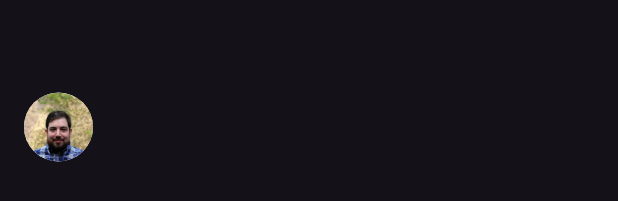
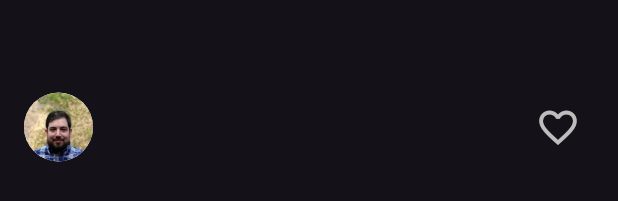
Before and after one commit to triastanto/flta-03-basic-widgets, a Flutter app: the AuthorCard widget shown alone on an empty page, opened directly, on a phone screen of 412 x 824 dp. Shown: the part 491-692 px from the top of the screen. Run offline on Flutter 3.47's test engine with Material 3 defaults, Android fonts, the phone set to English and light mode, and no system bars; our stand-ins replace google_fonts.

Commit message:
adding the IconButton widget

```diff
--- a/lib/author_card.dart
+++ b/lib/author_card.dart
@@ -19,6 +19,7 @@ class AuthorCard extends StatelessWidget {
     return Container(
       padding: const EdgeInsets.all(16),
       child: Row(
+        mainAxisAlignment: MainAxisAlignment.spaceBetween,
         children: [
           Row(
             children: [
@@ -40,8 +41,16 @@ class AuthorCard extends StatelessWidget {
                   ),
                 ],
               ),
-              // TODO: Add IconButton
             ],
+          ),
+          IconButton(
+            icon: const Icon(Icons.favorite_border),
+            iconSize: 30,
+            color: Colors.grey[400],
+            onPressed: () {
+              const snackBar = SnackBar(content: Text('Favorite Pressed'));
+              ScaffoldMessenger.of(context).showSnackBar(snackBar);
+            },
           ),
         ],
       ),
```
